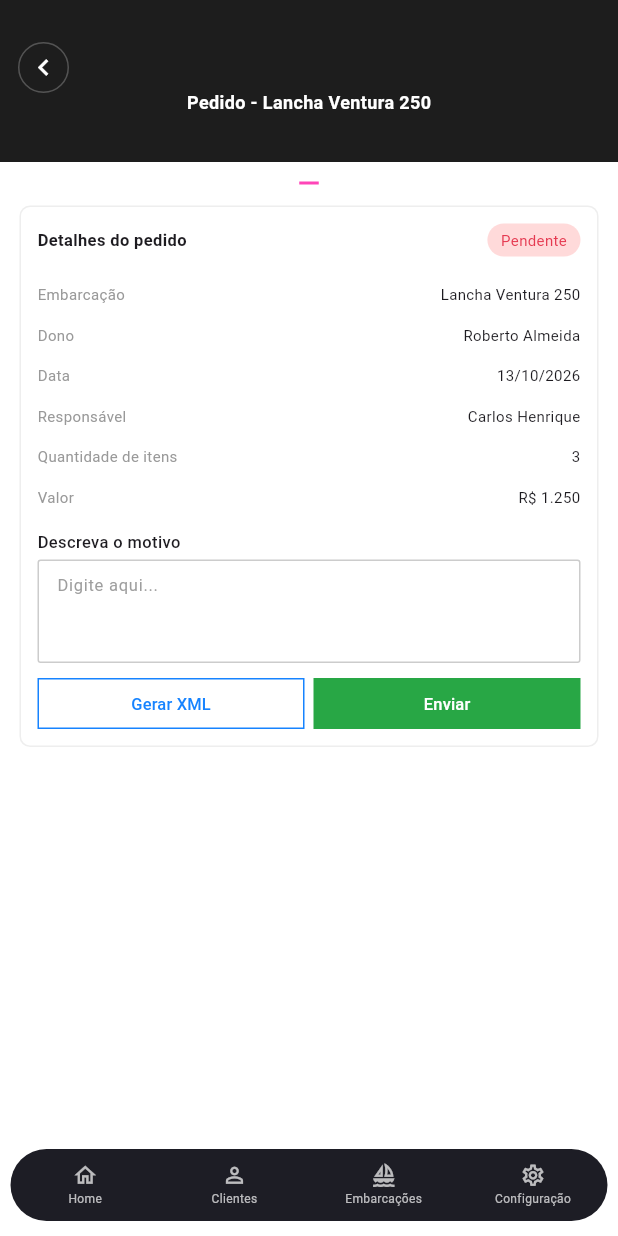
After one commit to MarinaPI-S5/frontend, a Flutter app: the screen it shows after launch, after a tap on "Lancha Ventura 250", on a phone screen of 412 x 824 dp. The commit adds this screen. Run offline on Flutter 3.47's test engine with Material 3 defaults, Android fonts, the phone set to English and light mode, and no system bars.

Commit message:
Tela de detalhe dos Pedidos

```diff
--- a/analysis_options.yaml
+++ b/analysis_options.yaml
@@ -14,6 +14,7 @@ analyzer:
     - build/**
     - android/**
     - ios/**
+    - web/**
 
 linter:
   # The lint rules applied to this project can be customized in the
--- /dev/null
+++ b/lib/views/detalhePedidos.dart
@@ -0,0 +1,398 @@
+import 'package:flutter/material.dart';
+import 'package:frontend/models/pedido.dart';
+
+class DetalhesPedidoScreen extends StatefulWidget {
+  final Pedido pedido;
+
+  const DetalhesPedidoScreen({
+    super.key,
+    required this.pedido,
+  });
+
+  @override
+  State<DetalhesPedidoScreen> createState() =>
+      _DetalhesPedidoScreenState();
+}
+
+class _DetalhesPedidoScreenState
+    extends State<DetalhesPedidoScreen> {
+  final TextEditingController motivoController =
+      TextEditingController();
+
+  @override
+  void dispose() {
+    motivoController.dispose();
+    super.dispose();
+  }
+
+  void mostrarMensagem(String mensagem) {
+    ScaffoldMessenger.of(context).showSnackBar(
+      SnackBar(content: Text(mensagem)),
+    );
+  }
+
+  @override
+  Widget build(BuildContext context) {
+    final pedido = widget.pedido;
+
+    return Scaffold(
+      backgroundColor: Colors.white,
+
+
+appBar: PreferredSize(
+  preferredSize: const Size.fromHeight(108),
+  child: Container(
+    width: double.infinity,
+    color: const Color(0xFF1D1D1D),
+    child: SafeArea(
+      bottom: false,
+      child: SizedBox(
+        height: 108,
+        child: Stack(
+          alignment: Alignment.center,
+          children: [
+            Padding(
+              padding: const EdgeInsets.only(top: 28),
+              child: Text(
+                'Pedido - ${widget.pedido.embarcacao}',
+                maxLines: 1,
+                overflow: TextOverflow.ellipsis,
+                style: const TextStyle(
+                  color: Colors.white,
+                  fontSize: 12,
+                  fontWeight: FontWeight.bold,
+                ),
+              ),
+            ),
+            Positioned(
+              left: 12,
+              top: 28,
+              child: InkWell(
+                onTap: () => Navigator.pop(context),
+                borderRadius: BorderRadius.circular(30),
+                child: Container(
+                  width: 34,
+                  height: 34,
+                  decoration: BoxDecoration(
+                    shape: BoxShape.circle,
+                    border: Border.all(
+                      color: Colors.white24,
+                    ),
+                  ),
+                  child: const Icon(
+                    Icons.chevron_left,
+                    color: Colors.white,
+                    size: 22,
+                  ),
+                ),
+              ),
+            ),
+          ],
+        ),
+      ),
+    ),
+  ),
+),
+
+
+      body: Column(
+        children: [
+          Container(
+            margin: const EdgeInsets.only(top: 13),
+            width: 13,
+            height: 2,
+            color: const Color(0xFFFF45B8),
+          ),
+
+          Expanded(
+            child: SingleChildScrollView(
+              padding: const EdgeInsets.fromLTRB(
+                13,
+                14,
+                13,
+                20,
+              ),
+              child: Container(
+                width: double.infinity,
+                padding: const EdgeInsets.all(11),
+                decoration: BoxDecoration(
+                  color: Colors.white,
+                  border: Border.all(
+                    color: const Color(0xFFEEEEEE),
+                  ),
+                  borderRadius: BorderRadius.circular(7),
+                ),
+                child: Column(
+                  crossAxisAlignment: CrossAxisAlignment.start,
+                  children: [
+                    Row(
+                      mainAxisAlignment:
+                          MainAxisAlignment.spaceBetween,
+                      children: [
+                        const Text(
+                          'Detalhes do pedido',
+                          style: TextStyle(
+                            fontSize: 11,
+                            fontWeight: FontWeight.bold,
+                          ),
+                        ),
+                        Container(
+                          padding: const EdgeInsets.symmetric(
+                            horizontal: 9,
+                            vertical: 4,
+                          ),
+                          decoration: BoxDecoration(
+                            color: const Color(0xFFFFDADA),
+                            borderRadius: BorderRadius.circular(20),
+                          ),
+                          child: const Text(
+                            'Pendente',
+                            style: TextStyle(
+                              color: Color(0xFFE53950),
+                              fontSize: 10,
+                            ),
+                          ),
+                        ),
+                      ],
+                    ),
+
+                    const SizedBox(height: 18),
+
+                    _linhaInformacao(
+                      'Embarcação',
+                      pedido.embarcacao,
+                    ),
+
+                    const SizedBox(height: 13),
+
+                    _linhaInformacao(
+                      'Dono',
+                      pedido.dono,
+                    ),
+
+                    const SizedBox(height: 13),
+
+                    _linhaInformacao(
+                      'Data',
+                      pedido.horarioPedido.split(' | ').first,
+                    ),
+
+                    const SizedBox(height: 13),
+
+                    _linhaInformacao(
+                      'Responsável',
+                      pedido.responsavel,
+                    ),
+
+                    const SizedBox(height: 13),
+
+                    _linhaInformacao(
+                      'Quantidade de itens',
+                      pedido.qtdItens.toString(),
+                    ),
+
+                    const SizedBox(height: 13),
+
+                    _linhaInformacao(
+                      'Valor',
+                      pedido.preco,
+                    ),
+
+                    const SizedBox(height: 15),
+
+                    const Text(
+                      'Descreva o motivo',
+                      style: TextStyle(
+                        fontSize: 11,
+                        fontWeight: FontWeight.w500,
+                      ),
+                    ),
+
+                    const SizedBox(height: 4),
+
+                    TextField(
+                      controller: motivoController,
+                      maxLines: 3,
+                      style: const TextStyle(fontSize: 11),
+                      decoration: InputDecoration(
+                        hintText: 'Digite aqui...',
+                        hintStyle: const TextStyle(
+                          color: Colors.grey,
+                          fontSize: 11,
+                        ),
+                        contentPadding:
+                            const EdgeInsets.all(9),
+                        enabledBorder: OutlineInputBorder(
+                          borderSide: const BorderSide(
+                            color: Color(0xFFCCCCCC),
+                          ),
+                          borderRadius: BorderRadius.circular(2),
+                        ),
+                        focusedBorder: OutlineInputBorder(
+                          borderSide: const BorderSide(
+                            color: Color(0xFF2196F3),
+                          ),
+                          borderRadius: BorderRadius.circular(2),
+                        ),
+                      ),
+                    ),
+
+                    const SizedBox(height: 10),
+
+                    Row(
+                      children: [
+                        Expanded(
+                          child: SizedBox(
+                            height: 34,
+                            child: OutlinedButton(
+                              onPressed: () {
+                                mostrarMensagem(
+                                  'Geração de XML ainda não implementada.',
+                                );
+                              },
+                              style: OutlinedButton.styleFrom(
+                                foregroundColor:
+                                    const Color(0xFF1683FF),
+                                side: const BorderSide(
+                                  color: Color(0xFF1683FF),
+                                ),
+                                shape: const RoundedRectangleBorder(
+                                  borderRadius: BorderRadius.zero,
+                                ),
+                                padding: EdgeInsets.zero,
+                              ),
+                              child: const Text(
+                                'Gerar XML',
+                                style: TextStyle(fontSize: 11),
+                              ),
+                            ),
+                          ),
+                        ),
+
+                        const SizedBox(width: 6),
+
+                        Expanded(
+                          child: SizedBox(
+                            height: 34,
+                            child: ElevatedButton(
+                              onPressed: () {
+                                final motivo =
+                                    motivoController.text.trim();
+
+                                if (motivo.isEmpty) {
+                                  mostrarMensagem(
+                                    'Descreva o motivo antes de enviar.',
+                                  );
+                                  return;
+                                }
+
+                                mostrarMensagem(
+                                  'Motivo preenchido. '
+                                  'Integração de envio pendente.',
+                                );
+                              },
+                              style: ElevatedButton.styleFrom(
+                                backgroundColor:
+                                    const Color(0xFF28A745),
+                                foregroundColor: Colors.white,
+                                elevation: 0,
+                                shape: const RoundedRectangleBorder(
+                                  borderRadius: BorderRadius.zero,
+                                ),
+                                padding: EdgeInsets.zero,
+                              ),
+                              child: const Text(
+                                'Enviar',
+                                style: TextStyle(fontSize: 11),
+                              ),
+                            ),
+                          ),
+                        ),
+                      ],
+                    ),
+                  ],
+                ),
+              ),
+            ),
+          ),
+        ],
+      ),
+
+      bottomNavigationBar: Container(
+        margin: const EdgeInsets.fromLTRB(7, 0, 7, 10),
+        height: 48,
+        decoration: BoxDecoration(
+          color: const Color(0xFF1D1D25),
+          borderRadius: BorderRadius.circular(30),
+        ),
+        child: Row(
+          mainAxisAlignment: MainAxisAlignment.spaceAround,
+          children: [
+            _itemNavegacao(Icons.home_outlined, 'Home'),
+            _itemNavegacao(Icons.person_outline, 'Clientes'),
+            _itemNavegacao(Icons.sailing_outlined, 'Embarcações'),
+            _itemNavegacao(Icons.settings_outlined, 'Configuração'),
+          ],
+        ),
+      ),
+    );
+  }
+
+  Widget _linhaInformacao(String titulo, String valor) {
+    return Row(
+      mainAxisAlignment: MainAxisAlignment.spaceBetween,
+      children: [
+        Text(
+          titulo,
+          style: const TextStyle(
+            fontSize: 10,
+            color: Color(0xFF999999),
+          ),
+        ),
+        const SizedBox(width: 12),
+        Flexible(
+          child: Text(
+            valor,
+            textAlign: TextAlign.end,
+            style: const TextStyle(fontSize: 10),
+          ),
+        ),
+      ],
+    );
+  }
+
+  Widget _itemNavegacao(IconData icone, String titulo) {
+    return InkWell(
+      onTap: () {
+        mostrarMensagem(
+          'Navegação para $titulo ainda não implementada.',
+        );
+      },
+      borderRadius: BorderRadius.circular(20),
+      child: SizedBox(
+        width: 62,
+        height: 46,
+        child: Column(
+          mainAxisAlignment: MainAxisAlignment.center,
+          children: [
+            Icon(
+              icone,
+              size: 17,
+              color: Colors.white70,
+            ),
+            const SizedBox(height: 2),
+            Text(
+              titulo,
+              maxLines: 1,
+              overflow: TextOverflow.ellipsis,
+              style: const TextStyle(
+                fontSize: 8,
+                color: Colors.white70,
+              ),
+            ),
+          ],
+        ),
+      ),
+    );
+  }
+}
--- a/lib/views/widgets/pedidoCard.dart
+++ b/lib/views/widgets/pedidoCard.dart
@@ -1,116 +1,102 @@
 import 'package:flutter/material.dart';
 import 'package:frontend/models/pedido.dart';
+import 'package:frontend/views/detalhePedidos.dart';
 
 class PedidoCard extends StatelessWidget {
   final Pedido pedido;
 
-  const PedidoCard({super.key, required this.pedido});
+  const PedidoCard({
+    super.key,
+    required this.pedido,
+  });
 
   @override
   Widget build(BuildContext context) {
-    return ConstrainedBox(
-      constraints: BoxConstraints(maxWidth: 600),
+    return InkWell(
+      borderRadius: BorderRadius.circular(10),
+      onTap: () {
+  Navigator.push(
+    context,
+    MaterialPageRoute(
+      builder: (context) => DetalhesPedidoScreen(
+        pedido: pedido,
+      ),
+    ),
+  );
+},
+      child: ConstrainedBox(
+        constraints: const BoxConstraints(maxWidth: 600),
         child: Container(
           decoration: BoxDecoration(
             color: Colors.white,
-          border: Border.all(color: Colors.grey, width: 0.5),
-          borderRadius: BorderRadius.circular(10.0),
+            border: Border.all(
+              color: Colors.grey,
+              width: 0.5,
             ),
-        padding: EdgeInsets.all(16.0),
+            borderRadius: BorderRadius.circular(10),
+          ),
+          padding: const EdgeInsets.all(16),
           child: Column(
-          spacing: 16.0,
+            spacing: 16,
             children: [
               Text(
                 pedido.embarcacao,
-              style: const TextStyle(fontSize: 24, fontWeight: FontWeight.bold),
+                style: const TextStyle(
+                  fontSize: 24,
+                  fontWeight: FontWeight.bold,
                 ),
-            Row(
+              ),
+
+              _linha(
+                'Quantidade de itens',
+                pedido.qtdItens.toString(),
+              ),
+
+              _linha(
+                'Preço',
+                pedido.preco,
+              ),
+
+              _linha(
+                'Responsável',
+                pedido.responsavel,
+              ),
+
+              _linha(
+                'Data e hora',
+                pedido.horarioPedido,
+              ),
+            ],
+          ),
+        ),
+      ),
+    );
+  }
+
+  Widget _linha(String titulo, String valor) {
+    return Row(
       crossAxisAlignment: CrossAxisAlignment.start,
       children: [
         Expanded(
           flex: 4,
-                  child: const Text(
-                    'Quantidade de itens',
-                    style: TextStyle(fontSize: 18, color: Colors.grey),
+          child: Text(
+            titulo,
+            style: const TextStyle(
+              fontSize: 18,
+              color: Colors.grey,
             ),
           ),
-                const SizedBox(width: 16.0),
+        ),
+        const SizedBox(width: 16),
         Expanded(
           flex: 5,
           child: Text(
-                    '${pedido.qtdItens}',
+            valor,
+            textAlign: TextAlign.end,
             style: const TextStyle(fontSize: 18),
-                    textAlign: TextAlign.end,
           ),
         ),
       ],
-            ),
-            Row(
-              crossAxisAlignment: CrossAxisAlignment.start,
-              children: [
-                Expanded(
-                  flex: 4,
-                  child: const Text(
-                    'Preço',
-                    style: TextStyle(fontSize: 18, color: Colors.grey),
-                  ),
-                ),
-                const SizedBox(width: 16.0),
-                Expanded(
-                  flex: 5,
-                  child: Text(
-                    pedido.preco,
-                    style: const TextStyle(fontSize: 18),
-                    textAlign: TextAlign.end,
-                  ),
-                ),
-              ],
-            ),
-            Row(
-              crossAxisAlignment: CrossAxisAlignment.start,
-              children: [
-                Expanded(
-                  flex: 4,
-                  child: const Text(
-                    'Responsável',
-                    style: TextStyle(fontSize: 18, color: Colors.grey),
-                  ),
-                ),
-                const SizedBox(width: 16.0),
-                Expanded(
-                  flex: 5,
-                  child: Text(
-                    pedido.responsavel,
-                    style: const TextStyle(fontSize: 18),
-                    textAlign: TextAlign.end,
-                  ),
-                ),
-              ],
-            ),
-            Row(
-              crossAxisAlignment: CrossAxisAlignment.start,
-              children: [
-                Expanded(
-                  flex: 4,
-                  child: const Text(
-                    'Data e hora',
-                    style: TextStyle(fontSize: 18, color: Colors.grey),
-                  ),
-                ),
-                const SizedBox(width: 16.0),
-                Expanded(
-                  flex: 5,
-                  child: Text(
-                    pedido.horarioPedido,
-                    style: const TextStyle(fontSize: 18),
-                    textAlign: TextAlign.end,
-                  ),
-                ),
-              ],
-            ),
-          ],
-        ),
-      ),
     );
   }
 }
```
Also changed, not shown: pubspec.lock, 8 other files. Lines whose indentation alone changed are shown as unchanged.
